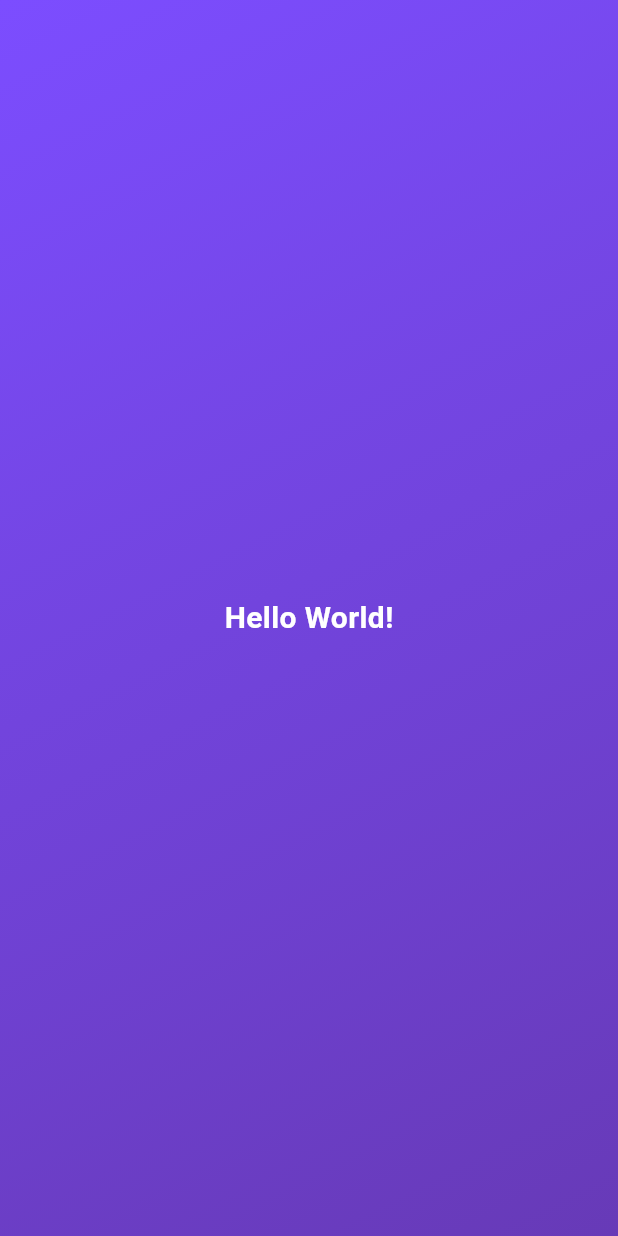
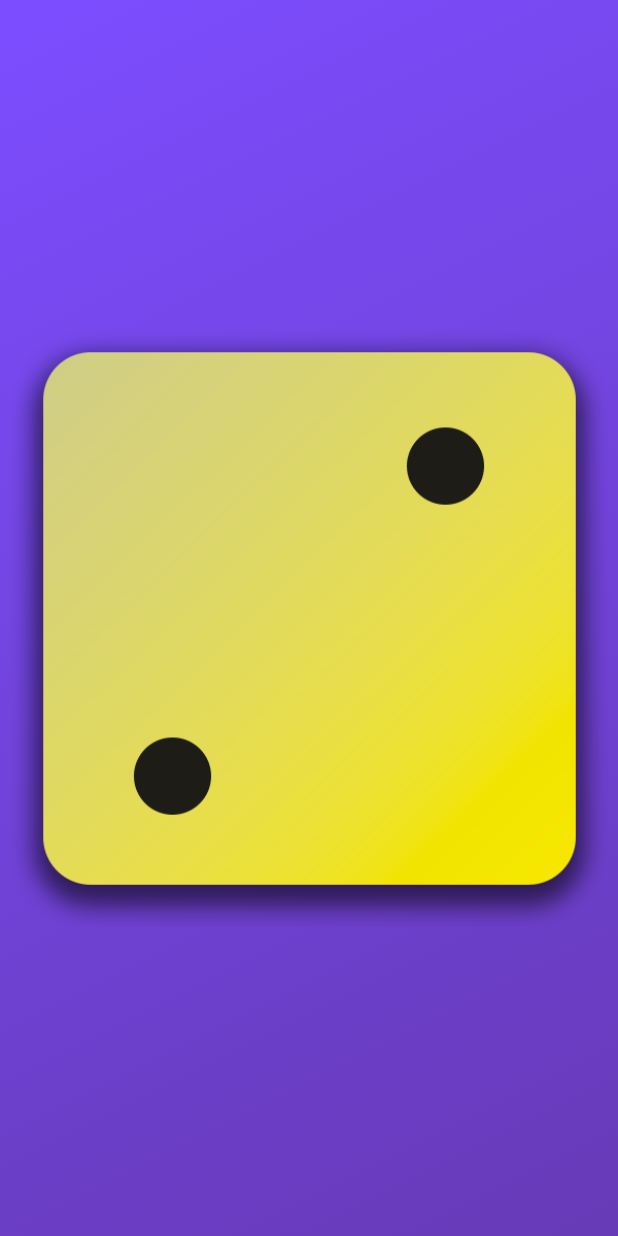
Before and after one commit to dil-nawaz-khan/flutter_basics, a Flutter app: the screen it shows after launch, on a phone screen of 412 x 824 dp. Run offline on Flutter 3.47's test engine with Material 3 defaults, Android fonts, the phone set to English and light mode, and no system bars.

Commit message:
Refactor GradientContainer to use named constructor and update main.dart to reflect changes; fix asset path in pubspec.yaml

```diff
--- a/lib/gradient_container.dart
+++ b/lib/gradient_container.dart
@@ -1,6 +1,6 @@
 import 'package:flutter/material.dart';
 
-import 'package:flutter_basics/styled_text.dart';
+// import 'package:flutter_basics/styled_text.dart';
 
 const Alignment startAlignment = Alignment.topLeft;
 const Alignment endAlignment = Alignment.bottomRight;
@@ -8,6 +8,10 @@ const Alignment endAlignment = Alignment.bottomRight;
 class GradientContainer extends StatelessWidget {
   // const GradientContainer({key}) : super(key: key);
   const GradientContainer(this.color1, this.color2, {super.key});
+
+  const GradientContainer.reddish({super.key})
+    : color1 = Colors.red,
+      color2 = Colors.orange;
 
   final Color color1;
   final Color color2;
@@ -22,7 +26,7 @@ class GradientContainer extends StatelessWidget {
           colors: [color1, color2],
         ),
       ),
-      child: Center(child: StyledText('Hello World!')),
+      child: Center(child: Image.asset('assets/images/dice-2.png')),
     );
   }
 }
--- a/lib/main.dart
+++ b/lib/main.dart
@@ -5,6 +5,7 @@ import 'package:flutter_basics/gradient_container.dart';
 void main() => runApp(
   const MaterialApp(
     home: Scaffold(
+      // named constructor => GradientContainer.reddish()
       body: GradientContainer(Colors.deepPurpleAccent, Colors.deepPurple),
     ),
   ),
--- a/pubspec.yaml
+++ b/pubspec.yaml
@@ -45,7 +45,7 @@ flutter:
   # To add Flutter specific assets to your application, add an assets section,
   # like this:
   assets:
-    - assets/images
+    - assets/images/
   #   - images/a_dot_ham.jpeg
 
   # An image asset can refer to one or more resolution-specific "variants", see
```
